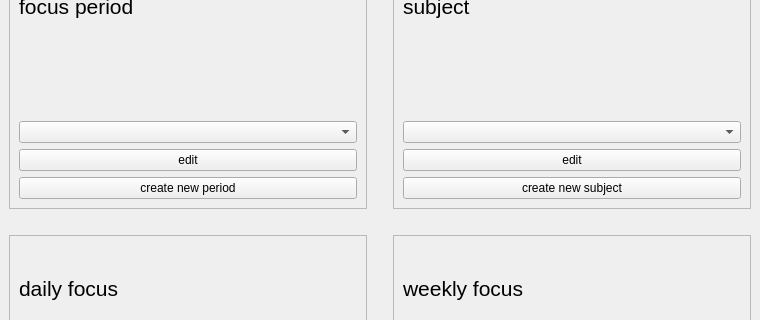
Before: the Qt Designer form ui/mainwindow.ui in dop14/monkmode, drawn with Qt 5; both pictures show x 0 to 760 and y 357 to 677 of the 760 by 943 pixel window.
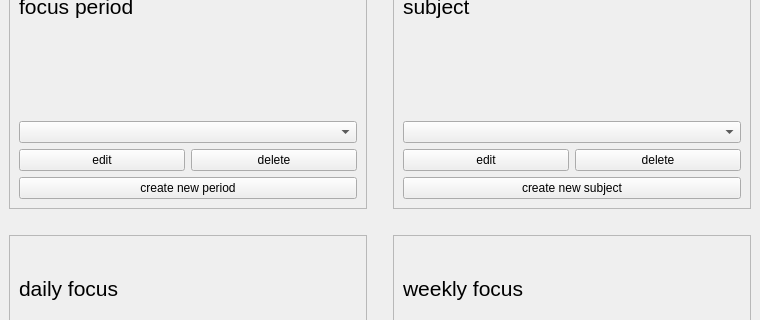
After: the same form once the commit is applied.

Commit message: Added edit period setting,  and delete period setting

```diff
--- a/ui/mainwindow.ui
+++ b/ui/mainwindow.ui
@@ -26,7 +26,7 @@
    <bool>false</bool>
   </property>
   <widget class="QWidget" name="mainLayout">
-   <layout class="QVBoxLayout" name="verticalLayout">
+   <layout class="QVBoxLayout" name="verticalLayout_4">
     <item>
      <widget class="QLabel" name="label">
       <property name="font">
@@ -137,7 +137,7 @@
             <property name="frameShadow">
              <enum>QFrame::Shadow::Raised</enum>
             </property>
-            <layout class="QVBoxLayout" name="verticalLayout_4">
+            <layout class="QVBoxLayout" name="verticalLayout">
              <item>
               <widget class="QLabel" name="period_label">
                <property name="font">
@@ -154,6 +154,8 @@
               <widget class="QComboBox" name="period_combobox"/>
              </item>
              <item>
+              <layout class="QHBoxLayout" name="horizontalLayout">
+               <item>
               <widget class="QPushButton" name="editperiod_btn">
                <property name="text">
                 <string>edit</string>
@@ -161,6 +163,15 @@
               </widget>
              </item>
              <item>
+                <widget class="QPushButton" name="delete_period_btn">
+                 <property name="text">
+                  <string>delete</string>
+                 </property>
+                </widget>
+               </item>
+              </layout>
+             </item>
+             <item>
               <widget class="QPushButton" name="newperiod_btn">
                <property name="text">
                 <string>create new period</string>
@@ -270,11 +281,22 @@
               <widget class="QComboBox" name="subject_combobox"/>
              </item>
              <item>
+              <layout class="QHBoxLayout" name="horizontalLayout_2">
+               <item>
               <widget class="QPushButton" name="edit_subject_btn">
                <property name="text">
                 <string>edit</string>
                </property>
               </widget>
+               </item>
+               <item>
+                <widget class="QPushButton" name="delete_subject_btn">
+                 <property name="text">
+                  <string>delete</string>
+                 </property>
+                </widget>
+               </item>
+              </layout>
              </item>
              <item>
               <widget class="QPushButton" name="newsubject_btn">
```
Left out of the diff: 2 changed lines with no effect on the pictures. Lines whose indentation alone changed are shown as unchanged. The commit also changes 21 other files.
